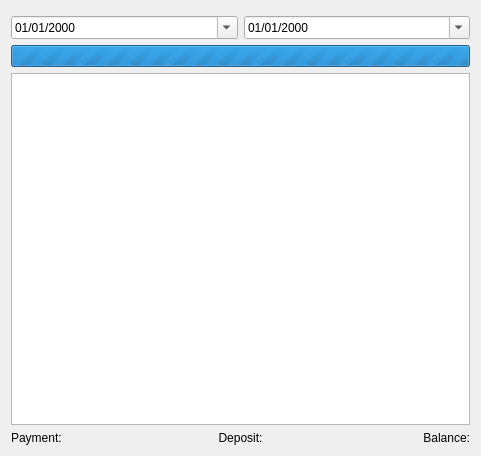
Old version of the form res/ui/transactions_tab.ui in the repository duniter/sakia.
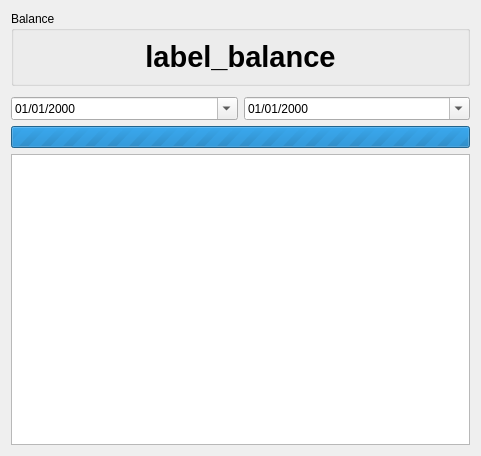
New version of the form.

The edit to the form file:
```diff
--- a/res/ui/transactions_tab.ui
+++ b/res/ui/transactions_tab.ui
@@ -14,6 +14,32 @@
    <string>Form</string>
   </property>
   <layout class="QVBoxLayout" name="verticalLayout">
+   <item>
+    <widget class="QGroupBox" name="groupBox_2">
+     <property name="title">
+      <string>Balance</string>
+     </property>
+     <layout class="QVBoxLayout" name="verticalLayout_4">
+      <item>
+       <widget class="QLabel" name="label_balance">
+        <property name="font">
+         <font>
+          <pointsize>22</pointsize>
+          <weight>75</weight>
+          <bold>true</bold>
+         </font>
+        </property>
+        <property name="text">
+         <string>label_balance</string>
+        </property>
+        <property name="alignment">
+         <set>Qt::AlignHCenter|Qt::AlignTop</set>
+        </property>
+       </widget>
+      </item>
+     </layout>
+    </widget>
+   </item>
    <item>
     <layout class="QVBoxLayout" name="verticalLayout_3">
      <item>
@@ -75,37 +101,6 @@
        </attribute>
       </widget>
      </item>
-     <item>
-      <layout class="QHBoxLayout" name="layout_balance">
-       <item>
-        <widget class="QLabel" name="label_payment">
-         <property name="text">
-          <string>Payment:</string>
-         </property>
-        </widget>
-       </item>
-       <item>
-        <widget class="QLabel" name="label_deposit">
-         <property name="text">
-          <string>Deposit:</string>
-         </property>
-         <property name="alignment">
-          <set>Qt::AlignCenter</set>
-         </property>
-        </widget>
-       </item>
-       <item>
-        <widget class="QLabel" name="label_balance">
-         <property name="text">
-          <string>Balance:</string>
-         </property>
-         <property name="alignment">
-          <set>Qt::AlignRight|Qt::AlignTrailing|Qt::AlignVCenter</set>
-         </property>
-        </widget>
-       </item>
-      </layout>
-     </item>
     </layout>
    </item>
   </layout>
```
